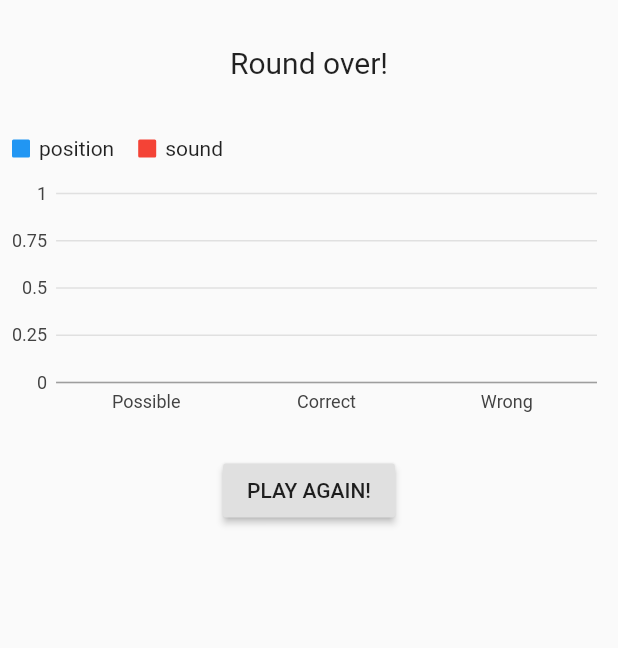
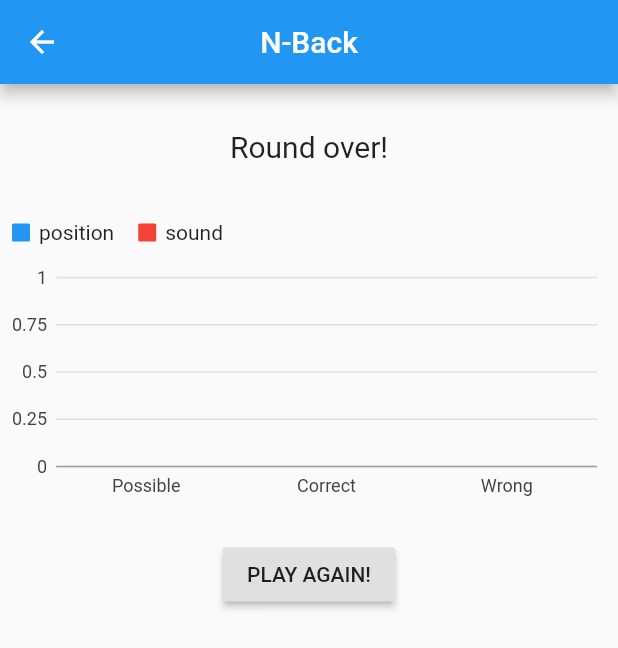
Before and after one commit to marcoboncoraglio/dual-n-back, a Flutter app: the ResultPage screen opened directly, on a phone screen of 412 x 824 dp. Shown: the top 648 px of the screen. Run offline on Flutter 3.47's test engine with Material 2 defaults, Android fonts, the phone set to English and light mode, and no system bars; our stand-ins replace charts_flutter, flutter_tts, tuple.

```diff
--- a/lib/game/game.dart
+++ b/lib/game/game.dart
@@ -63,8 +63,6 @@ class _GameState extends State<Game> {
     if (currentRound >= totalRounds) {
       timer?.cancel();
 
-      //return ResultPage();
-
       Future.delayed(
           new Duration(milliseconds: gameStateProvider.timerInterval),
           () => Navigator.push(
--- a/lib/game/game_state_provider.dart
+++ b/lib/game/game_state_provider.dart
@@ -20,7 +20,7 @@ class GameStateProvider with ChangeNotifier {
 
   int timerInterval = 2000;
 
-  int totalRounds = 5;
+  int totalRounds = 20;
 
   // option to correct, right, wrong
   Map<MatchOption, Tuple3<int, int, int>> optionCounters;
--- a/lib/game/result_page.dart
+++ b/lib/game/result_page.dart
@@ -83,7 +83,12 @@ class ResultPage extends StatelessWidget {
     GameStateProvider gameStateProvider =
         Provider.of<GameStateProvider>(context, listen: false);
 
-    return Column(
+    return Scaffold(
+      appBar: AppBar(
+        title: Text("N-Back"),
+        centerTitle: true,
+      ),
+      body: Column(
           crossAxisAlignment: CrossAxisAlignment.center,
           children: <Widget>[
             Center(
@@ -104,7 +109,8 @@ class ResultPage extends StatelessWidget {
                 ),
               ),
             )
-        ]);
+          ]),
+    );
   }
 }
 
```
Lines whose indentation alone changed are shown as unchanged.
